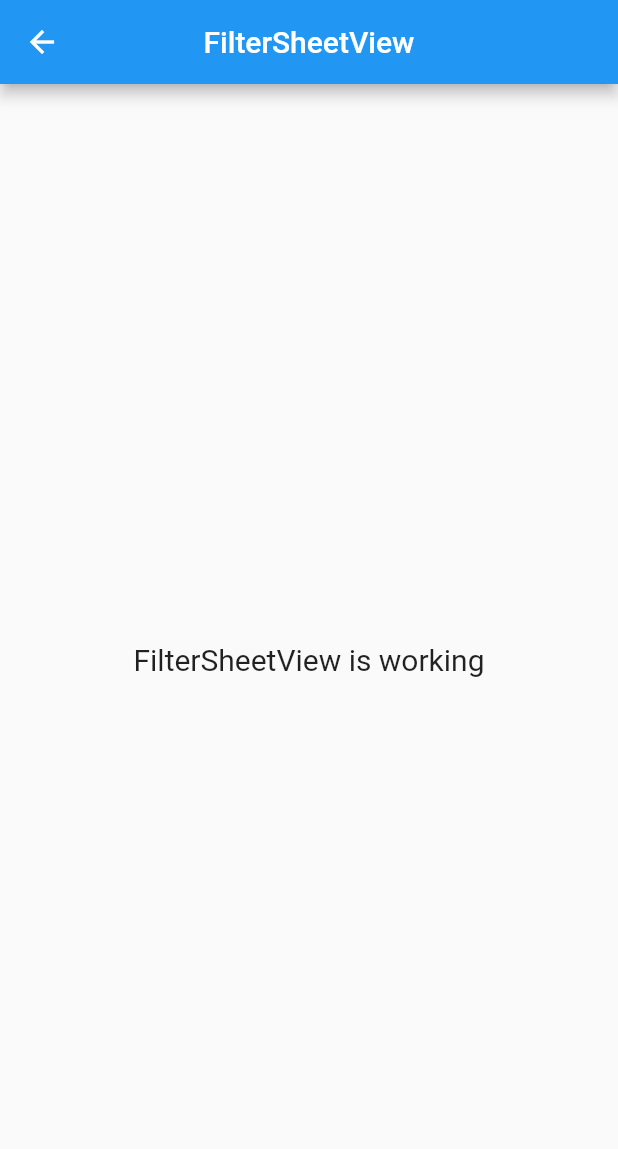
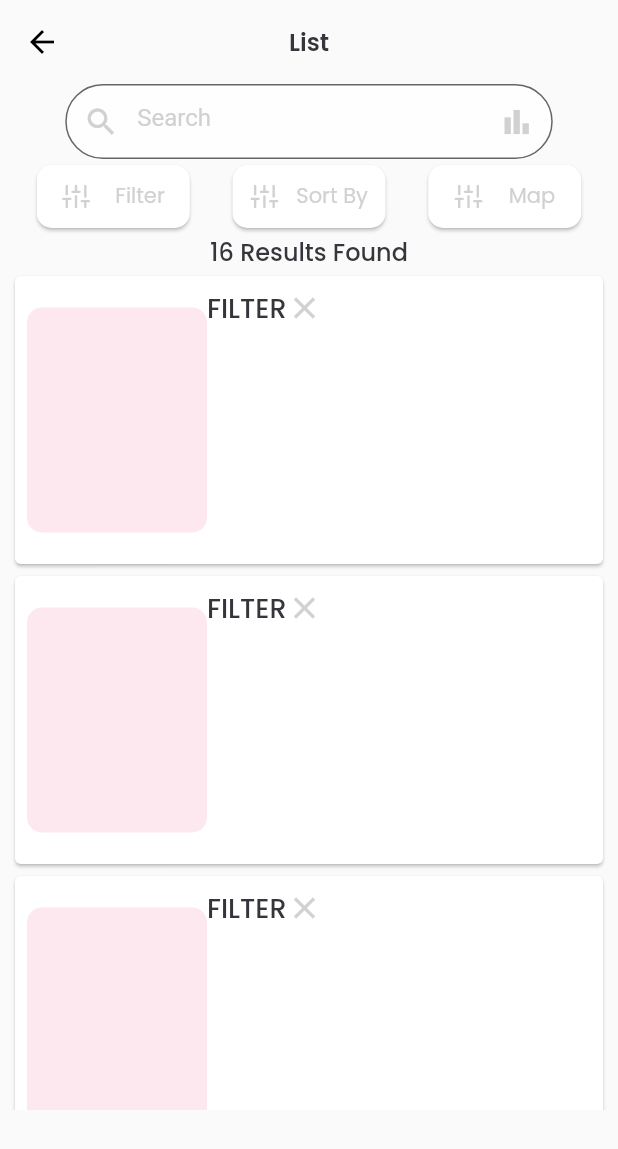
Before and after one commit to qasimsaeed942/real_estate, a Flutter app: the FilterSheetView screen opened by its route, on a phone screen of 412 x 824 dp. Shown: the top 1149 px of the screen. Run offline on Flutter 3.47's test engine with Material 2 defaults, Android fonts, the light colour scheme and no system bars; our stand-ins replace flutter_svg, get, google_fonts, lottie, syncfusion_flutter_charts, syncfusion_flutter_sliders.

Commit message:
Added search page

```diff
--- a/lib/app/modules/filter_sheet/views/filter_sheet_view.dart
+++ b/lib/app/modules/filter_sheet/views/filter_sheet_view.dart
@@ -1,6 +1,10 @@
 import 'package:flutter/material.dart';
+import 'package:flutter_svg/flutter_svg.dart';
 
 import 'package:get/get.dart';
+import 'package:google_fonts/google_fonts.dart';
+import 'package:real_state/app/modules/home_page/views/shared/search_bar.dart';
+import 'package:real_state/utils/app_color.dart';
 
 import '../controllers/filter_sheet_controller.dart';
 
@@ -10,13 +14,97 @@ class FilterSheetView extends GetView<FilterSheetController> {
   Widget build(BuildContext context) {
     return Scaffold(
       appBar: AppBar(
-        title: const Text('FilterSheetView'),
+        iconTheme: IconThemeData(color: Colors.black),
+        elevation: 0,
+        backgroundColor: Colors.transparent,
+        title:  Text('List',style: GoogleFonts.poppins(color: AppColors.primary,fontWeight: FontWeight.w600,fontSize: 16),),
         centerTitle: true,
       ),
-      body: Center(
-        child: Text(
-          'FilterSheetView is working',
-          style: TextStyle(fontSize: 20),
+      body: Column(
+        children: [
+          SearchBar(),
+          Row(
+            mainAxisAlignment: MainAxisAlignment.spaceEvenly,
+            children: [
+              TabCardList(svgIcon: "assets/svgs/filter.svg",text: "Filter",),
+              TabCardList(svgIcon: "assets/svgs/filter.svg",text: "Sort By",),
+              TabCardList(svgIcon: "assets/svgs/filter.svg",text: "Map",),
+            ],
+          ),
+          Text('16 Results Found',style: GoogleFonts.poppins(color: AppColors.primary,fontWeight: FontWeight.w500,fontSize: 16),),
+          Container(
+            height: 560,
+            width: 400,
+            child: ListView.builder(
+              itemCount: 5,
+              itemBuilder: (context,index)=>Container(
+                height:200,
+                width: 270,
+                child: Card(
+                  child: Padding(
+                    padding: const EdgeInsets.all(8.0),
+                    child: Row(
+                    //  mainAxisAlignment: MainAxisAlignment.spaceEvenly,
+                      children: [
+                        Container(
+                          height:150,
+                          width: 120,
+                          decoration: BoxDecoration(borderRadius: BorderRadius.circular(10),color: Colors.pink.withOpacity(0.1),),
+                        ),
+                        Column(
+                          children: [
+                            Row(
+                              mainAxisAlignment: MainAxisAlignment.spaceBetween,
+                              children: [
+                                Text(
+                                  "Filter".toUpperCase(),
+                                  style: GoogleFonts.poppins(
+                                      color: AppColors.primary,
+                                      fontWeight: FontWeight.w500,
+                                      fontSize: 18),
+                                ),
+                                Icon(
+                                  Icons.close,
+                                  color: AppColors.primaryLabelColor,
+                                ),
+                              ],
+                            ),
+                          ],
+                        )
+
+                      ],
+                    ),
+                  ),
+                ),
+              ),),
+          ),
+        ],
+      ),
+    );
+  }
+}
+
+class TabCardList extends StatelessWidget {
+
+  final String svgIcon;
+  final String text;
+  const TabCardList({
+    Key? key, required this.svgIcon, required this.text,
+  }) : super(key: key);
+
+  @override
+  Widget build(BuildContext context) {
+    return Container(
+      height: 50,
+      width: 110,
+      child: Card(
+        shape: RoundedRectangleBorder(borderRadius: BorderRadius.circular(10)),
+        child: Row(
+          mainAxisAlignment: MainAxisAlignment.spaceEvenly,
+          children: [
+            SvgPicture.asset(svgIcon),
+            Text(text,style: GoogleFonts.poppins(color: AppColors.primaryLabelColor),),
+          ],
         ),
       ),
     );
--- a/lib/app/modules/home_page/views/home_page_view.dart
+++ b/lib/app/modules/home_page/views/home_page_view.dart
@@ -2,6 +2,7 @@ import 'package:flutter/material.dart';
 
 import 'package:get/get.dart';
 import 'package:lottie/lottie.dart';
+import 'package:real_state/app/routes/app_pages.dart';
 import 'package:real_state/utils/app_color.dart';
 
 import '../controllers/home_page_controller.dart';
@@ -49,9 +50,14 @@ class HomePageView extends GetView<HomePageController> {
               SizedBox(height: 10,),
               SearchBar(),
               SizedBox(height: 20,),
-              Text(
-                "Categories".toUpperCase(),
-                style: TextStyle(fontSize: 20,fontWeight: FontWeight.w500),
+              GestureDetector(
+                onTap: (){
+                  Get.toNamed(Routes.FILTER_SHEET);
+                },
+                child: Text(
+                  "Categories".toUpperCase(),
+                  style: TextStyle(fontSize: 20,fontWeight: FontWeight.w500),
+                ),
               ),
               SizedBox(height: 20,),
               ///Tabs View
```
Also changed, not shown: assets/svgs/filter.svg (added), assets/svgs/heart.svg (added).
